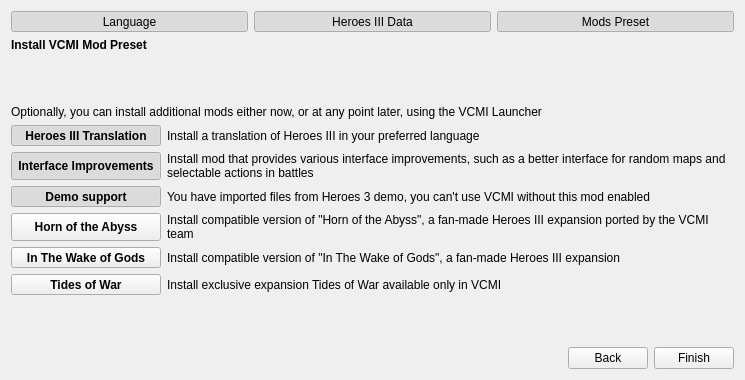
First picture: the form in launcher/firstLaunch/firstlaunch_moc.ui, repository GeorgeK1ng/vcmi, before the edit.
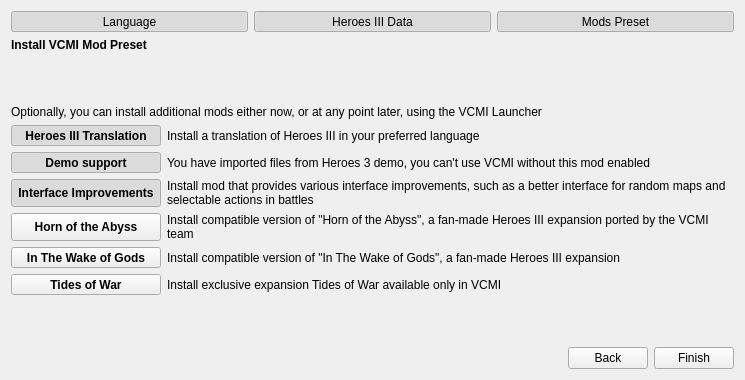
Second picture: the form after the edit. Icons and pictures are not drawn.

```diff
--- a/launcher/firstLaunch/firstlaunch_moc.ui
+++ b/launcher/firstLaunch/firstlaunch_moc.ui
@@ -725,7 +725,7 @@
            </property>
           </widget>
          </item>
-         <item row="2" column="0">
+         <item row="3" column="0">
           <widget class="QToolButton" name="buttonPresetExtras">
            <property name="sizePolicy">
             <sizepolicy hsizetype="Preferred" vsizetype="Preferred">
@@ -792,7 +792,7 @@
            </property>
           </widget>
          </item>
-         <item row="3" column="1">
+         <item row="2" column="1">
           <widget class="QLabel" name="labelPresetDemoDescr">
            <property name="sizePolicy">
             <sizepolicy hsizetype="Preferred" vsizetype="Preferred">
@@ -808,7 +808,7 @@
            </property>
           </widget>
          </item>
-         <item row="2" column="1">
+         <item row="3" column="1">
           <widget class="QLabel" name="labelPresetExtrasDescr">
            <property name="sizePolicy">
             <sizepolicy hsizetype="Preferred" vsizetype="Preferred">
@@ -888,7 +888,7 @@
            </property>
           </widget>
          </item>
-         <item row="3" column="0">
+         <item row="2" column="0">
           <widget class="QToolButton" name="buttonPresetDemo">
            <property name="sizePolicy">
             <sizepolicy hsizetype="Preferred" vsizetype="Preferred">
```
